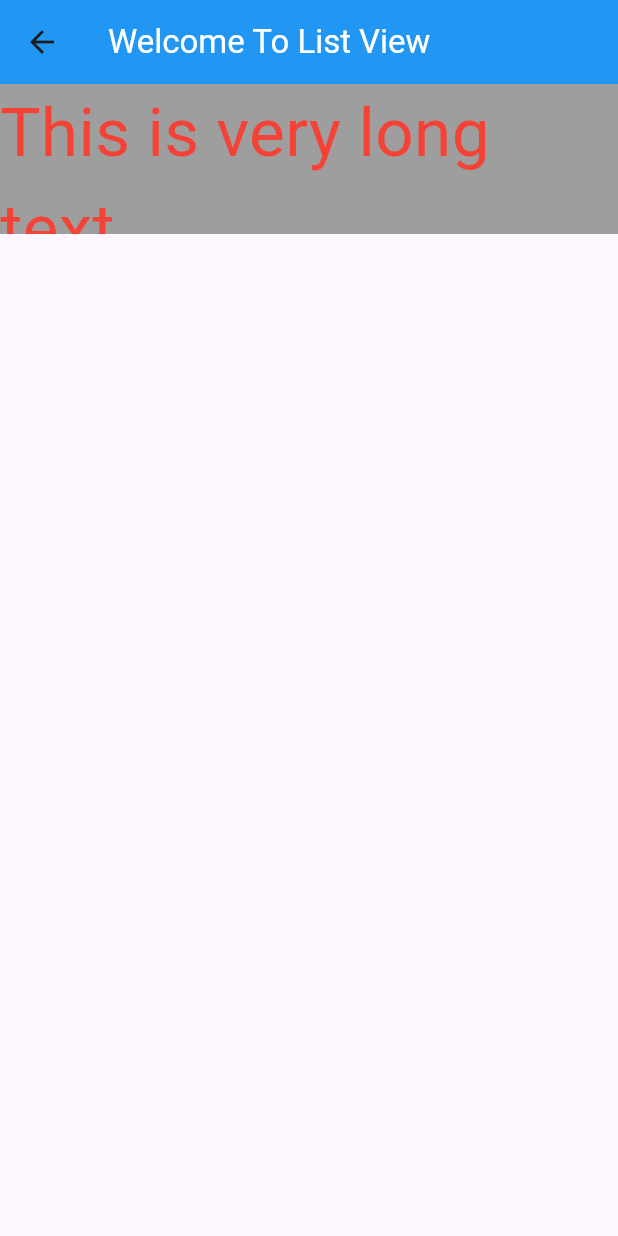
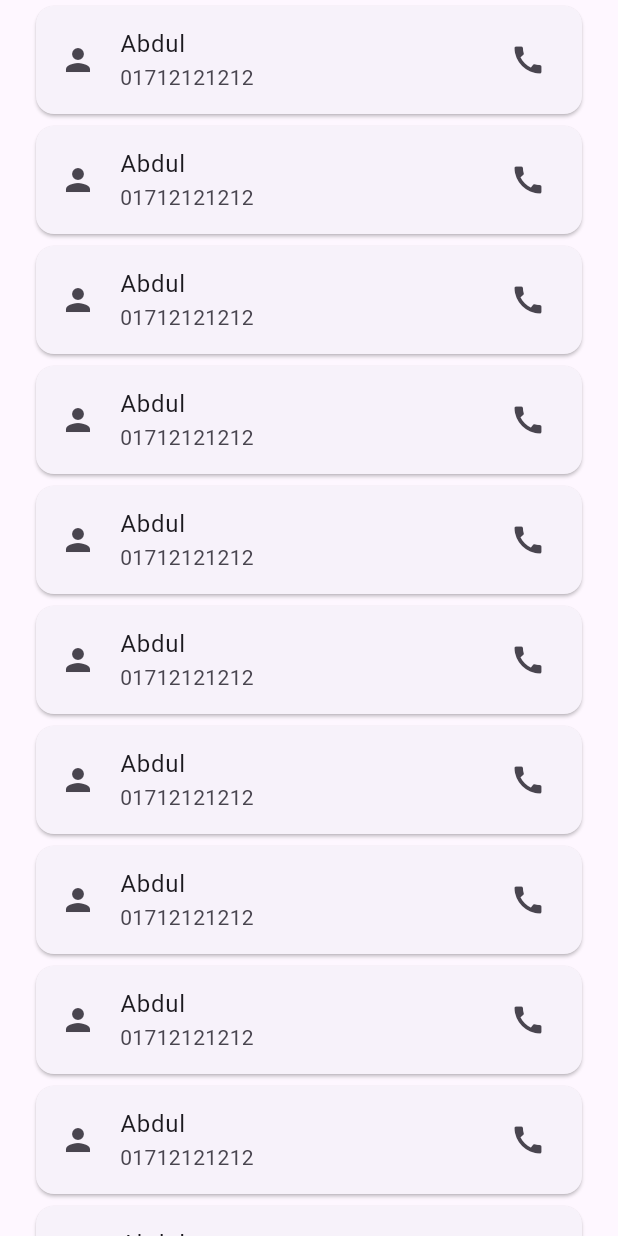
Before and after one commit to tanjil-dev/my_flutter_practice, a Flutter app: the MyListScrollView screen opened directly, on a phone screen of 412 x 824 dp. Run offline on Flutter 3.47's test engine with Material 3 defaults, Android fonts, the phone set to English and light mode, and no system bars; our stand-ins replace google_fonts; network calls fail.

Commit message:
list scroll view

```diff
--- a/lib/list_scroll_views.dart
+++ /dev/null
@@ -1,19 +0,0 @@
-import 'package:flutter/material.dart';
-
-class MyListScrollView extends StatelessWidget {
-  @override
-  Widget build(BuildContext context) {
-    return Scaffold(
-      appBar: AppBar(
-        title: Text("Welcome To List View", style: TextStyle(color: Colors.white),),
-        backgroundColor: Colors.blue,
-      ),
-      body: Container(
-        height: 100,
-        width: double.infinity,
-        color: Colors.grey,
-        child: Text("This is very long text", style: TextStyle(fontSize: 45, color: Colors.red),),
-      ),
-    );
-  }
-}
--- a/lib/text.dart
+++ b/lib/text.dart
@@ -9,7 +9,6 @@ class HomePage extends StatelessWidget{
           child: Column(
             mainAxisAlignment: MainAxisAlignment.center,
             children: [
-              SizedBox(height: 10, width: 10,),
               Divider(thickness: 2, color: Colors.black,),
               Container(child: Text('Hello'),),
               SizedBox(height: 10, width: 10,),
--- /dev/null
+++ b/lib/vertical_multiple_list_scroll_view.dart
@@ -0,0 +1,58 @@
+import 'package:flutter/material.dart';
+
+class MyListView extends StatelessWidget {
+  @override
+  Widget build(BuildContext context) {
+    return Scaffold(
+        body: SafeArea(
+          child: Column(
+            children: [
+              Expanded(
+                child: ListView(
+                  shrinkWrap: true,
+                  physics: BouncingScrollPhysics(),
+                  padding: EdgeInsets.symmetric(horizontal: 20),
+                    children: [
+                      Card(child: ListTile(leading: Icon(Icons.person), title: Text("Abdul",), subtitle: Text("01712121212"), trailing: Icon(Icons.call),)),
+                      Card(child: ListTile(leading: Icon(Icons.person), title: Text("Abdul",), subtitle: Text("01712121212"), trailing: Icon(Icons.call),)),
+                      Card(child: ListTile(leading: Icon(Icons.person), title: Text("Abdul",), subtitle: Text("01712121212"), trailing: Icon(Icons.call),)),
+                      Card(child: ListTile(leading: Icon(Icons.person), title: Text("Abdul",), subtitle: Text("01712121212"), trailing: Icon(Icons.call),)),
+                      Card(child: ListTile(leading: Icon(Icons.person), title: Text("Abdul",), subtitle: Text("01712121212"), trailing: Icon(Icons.call),)),
+                      Card(child: ListTile(leading: Icon(Icons.person), title: Text("Abdul",), subtitle: Text("01712121212"), trailing: Icon(Icons.call),)),
+                      Card(child: ListTile(leading: Icon(Icons.person), title: Text("Abdul",), subtitle: Text("01712121212"), trailing: Icon(Icons.call),)),
+                      Card(child: ListTile(leading: Icon(Icons.person), title: Text("Abdul",), subtitle: Text("01712121212"), trailing: Icon(Icons.call),)),
+                    ]
+                ),
+              ),
+              Container(
+                height: 10,
+                color: Colors.black,
+              ),
+              Expanded(
+                child: ListView(
+                    physics: BouncingScrollPhysics(),
+                    shrinkWrap: true,
+                    padding: EdgeInsets.symmetric(horizontal: 20),
+                    children: [
+                      Card(child: ListTile(leading: Icon(Icons.person), title: Text("Abdul",), subtitle: Text("01712121212"), trailing: Icon(Icons.call),)),
+                      Card(child: ListTile(leading: Icon(Icons.person), title: Text("Abdul",), subtitle: Text("01712121212"), trailing: Icon(Icons.call),)),
+                      Card(child: ListTile(leading: Icon(Icons.person), title: Text("Abdul",), subtitle: Text("01712121212"), trailing: Icon(Icons.call),)),
+                      Card(child: ListTile(leading: Icon(Icons.person), title: Text("Abdul",), subtitle: Text("01712121212"), trailing: Icon(Icons.call),)),
+                      Card(child: ListTile(leading: Icon(Icons.person), title: Text("Abdul",), subtitle: Text("01712121212"), trailing: Icon(Icons.call),)),
+                      Card(child: ListTile(leading: Icon(Icons.person), title: Text("Abdul",), subtitle: Text("01712121212"), trailing: Icon(Icons.call),)),
+                      Card(child: ListTile(leading: Icon(Icons.person), title: Text("Abdul",), subtitle: Text("01712121212"), trailing: Icon(Icons.call),)),
+                      Card(child: ListTile(leading: Icon(Icons.person), title: Text("Abdul",), subtitle: Text("01712121212"), trailing: Icon(Icons.call),)),
+                      Card(child: ListTile(leading: Icon(Icons.person), title: Text("Abdul",), subtitle: Text("01712121212"), trailing: Icon(Icons.call),)),
+                      Card(child: ListTile(leading: Icon(Icons.person), title: Text("Abdul",), subtitle: Text("01712121212"), trailing: Icon(Icons.call),)),
+                      Card(child: ListTile(leading: Icon(Icons.person), title: Text("Abdul",), subtitle: Text("01712121212"), trailing: Icon(Icons.call),)),
+                      Card(child: ListTile(leading: Icon(Icons.person), title: Text("Abdul",), subtitle: Text("01712121212"), trailing: Icon(Icons.call),)),
+                      Card(child: ListTile(leading: Icon(Icons.person), title: Text("Abdul",), subtitle: Text("01712121212"), trailing: Icon(Icons.call),)),
+                    ]
+                ),
+              ),
+            ],
+          ),
+        )
+    );
+  }
+}
--- /dev/null
+++ b/lib/vertical_single_list_scroll_views.dart
@@ -0,0 +1,31 @@
+import 'package:flutter/material.dart';
+
+class MyListScrollView extends StatelessWidget {
+  @override
+  Widget build(BuildContext context) {
+    return Scaffold(
+      body: SafeArea(
+        child: Padding(
+          padding: const EdgeInsets.symmetric(horizontal: 20),
+          child: ListView(
+            physics: BouncingScrollPhysics(),
+            children: [
+              Card(child: ListTile(leading: Icon(Icons.person), title: Text("Abdul",), subtitle: Text("01712121212"), trailing: Icon(Icons.call),)),
+              Card(child: ListTile(leading: Icon(Icons.person), title: Text("Abdul",), subtitle: Text("01712121212"), trailing: Icon(Icons.call),)),
+              Card(child: ListTile(leading: Icon(Icons.person), title: Text("Abdul",), subtitle: Text("01712121212"), trailing: Icon(Icons.call),)),
+              Card(child: ListTile(leading: Icon(Icons.person), title: Text("Abdul",), subtitle: Text("01712121212"), trailing: Icon(Icons.call),)),
+              Card(child: ListTile(leading: Icon(Icons.person), title: Text("Abdul",), subtitle: Text("01712121212"), trailing: Icon(Icons.call),)),
+              Card(child: ListTile(leading: Icon(Icons.person), title: Text("Abdul",), subtitle: Text("01712121212"), trailing: Icon(Icons.call),)),
+              Card(child: ListTile(leading: Icon(Icons.person), title: Text("Abdul",), subtitle: Text("01712121212"), trailing: Icon(Icons.call),)),
+              Card(child: ListTile(leading: Icon(Icons.person), title: Text("Abdul",), subtitle: Text("01712121212"), trailing: Icon(Icons.call),)),
+              Card(child: ListTile(leading: Icon(Icons.person), title: Text("Abdul",), subtitle: Text("01712121212"), trailing: Icon(Icons.call),)),
+              Card(child: ListTile(leading: Icon(Icons.person), title: Text("Abdul",), subtitle: Text("01712121212"), trailing: Icon(Icons.call),)),
+              Card(child: ListTile(leading: Icon(Icons.person), title: Text("Abdul",), subtitle: Text("01712121212"), trailing: Icon(Icons.call),)),
+              Card(child: ListTile(leading: Icon(Icons.person), title: Text("Abdul",), subtitle: Text("01712121212"), trailing: Icon(Icons.call),)),
+            ]
+          ),
+        ),
+      )
+    );
+  }
+}
```
Also changed, not shown: lib/dynamic_list_scroll_view_builder.dart (added, +23 -0 lines), lib/main.dart (+6 -2 lines), lib/single_child_scroll_list_view.dart (added, +27 -0 lines).
